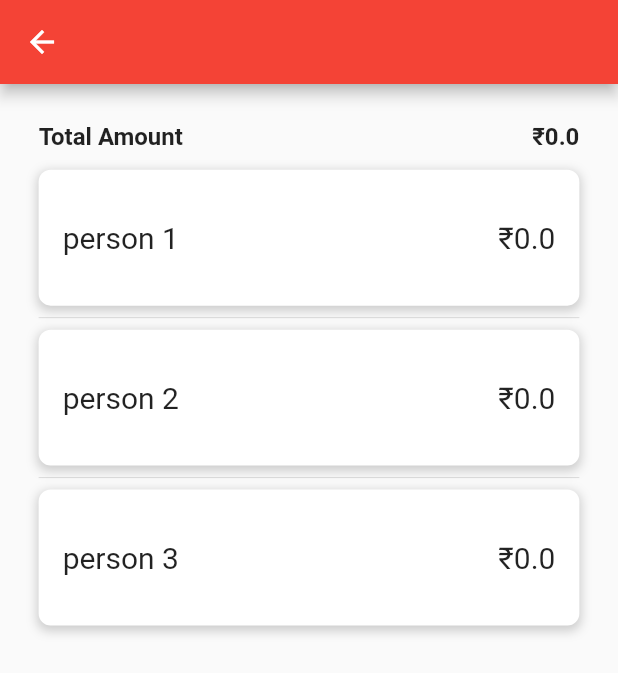
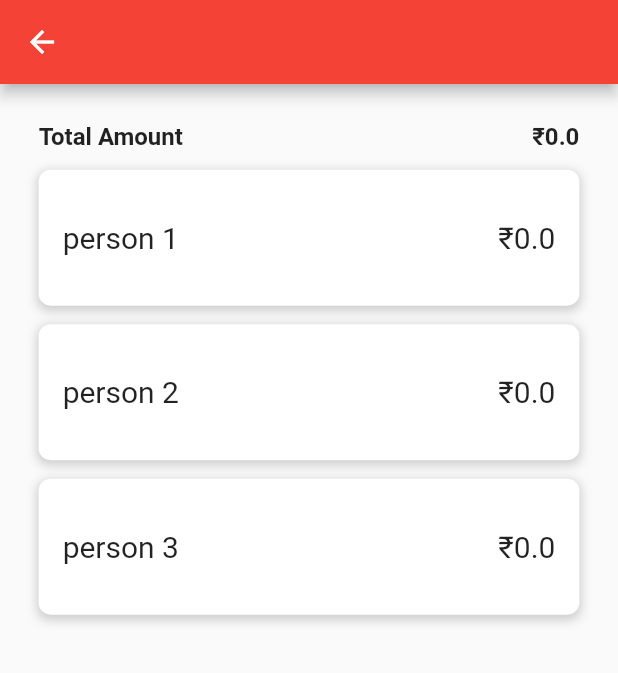
Before and after one commit to Athulprakash02/splitwise-app, a Flutter app: the ExpenseScreen screen opened directly with empty values, on a phone screen of 412 x 824 dp. Shown: the top 673 px of the screen. Run offline on Flutter 3.47's test engine with Material 2 defaults, Android fonts, the phone set to English and light mode, and no system bars; our stand-ins replace cloud_firestore, firebase_core; accounts and stored records are empty.

```diff
--- a/lib/functions/participants_function.dart
+++ b/lib/functions/participants_function.dart
@@ -1,5 +1,4 @@
 import 'package:cloud_firestore/cloud_firestore.dart';
-import 'package:splitwise_app/functions/group_functions.dart';
 import 'package:splitwise_app/model/participant_model.dart';
 
 FirebaseFirestore firestore = FirebaseFirestore.instance;
--- a/lib/screens/expense_screen.dart
+++ b/lib/screens/expense_screen.dart
@@ -9,88 +9,93 @@ class ExpenseScreen extends StatelessWidget {
     required this.group,
   });
   final Group group;
+
   // final int index;
-
-  // final TextEditingController _participantNameController =
-  //     TextEditingController();
-
-  // final List<ParticipantModel> list = [];
-  final List persons = ['one','two','three'];
-
   @override
   Widget build(BuildContext context) {
     Size size = MediaQuery.sizeOf(context);
 
     return Scaffold(
       appBar: AppBar(
-        title:  Text(group.groupName),
+        title: Text(group.groupName),
         centerTitle: true,
       ),
       body: FutureBuilder<List<Participants>>(
         future: fetchParticipantsFromFirebase(group.groupName),
         builder: (context, snapshot) {
           if (snapshot.connectionState == ConnectionState.waiting) {
-            return Center(
+            return const Center(
               child: CircularProgressIndicator(),
             );
           } else if (snapshot.hasError) {
-            return Center(
+            return const Center(
               child: Text('No users'),
             );
           } else {
-            List<Participants>? users = snapshot.data;
+            // List<Participants>? users = snapshot.data;
             return Padding(
               padding: EdgeInsets.all(size.width / 16),
               child: Column(
-
                 children: [
                   Row(
                     mainAxisAlignment: MainAxisAlignment.spaceBetween,
                     children: [
-                    Text('Total Amount',style: TextStyle(fontSize: 16,fontWeight: FontWeight.bold),),
-                    // Spacer(),
-                    Text('₹${group.amount}',style: TextStyle(fontSize: 16,fontWeight: FontWeight.bold)),
-                  ],),
-                  SizedBox(height: size.width*.03,),
+                      const Text(
+                        'Total Amount',
+                        style: TextStyle(
+                            fontSize: 16, fontWeight: FontWeight.bold),
+                      ),
+                      // Spacer(),
+                      Text('₹${group.amount}',
+                          style: const TextStyle(
+                              fontSize: 16, fontWeight: FontWeight.bold)),
+                    ],
+                  ),
+                  SizedBox(
+                    height: size.width * .03,
+                  ),
                   Expanded(
-                    child: ListView.separated(
-                        physics: const BouncingScrollPhysics(),
-                        itemBuilder: (context, index) {
-                          double value = group.amount / 3;
-                          String balanceAmount = value.toStringAsFixed(2);
-                          // final user = snapshot.data![index];
-                          // list.add(user);
-                          return Container(
-                            width: size.width,
-                            height: size.width * .22,
-                            decoration: BoxDecoration(
-                              color: Colors.white, // Container color
-                              borderRadius:
-                                  BorderRadius.circular(8.0), // Rounded corners
-                              boxShadow: [
-                                BoxShadow(
-                                  color: Colors.grey.withOpacity(0.5), // Shadow color
-                                  spreadRadius: 1, // Spread radius
-                                  blurRadius: 5, // Blur radius
-                                  offset: const Offset(
-                                      0, 2), // Offset in the x, y direction
-                                ),
-                              ],
+                    child: ListView(
+                      children: [
+                        Column(
+                          children: [
+                            SplitAmounts(
+                                size: size,
+                                amount: group.amountPersonOne.toString(),
+                                index: 1),
+                            SizedBox(
+                              height: size.width * .03,
                             ),
-                            child: Center(
-                                child: ListTile(
-                                    title: Text(
-                                      "person ${index + 1}",
-                                      style: const TextStyle(fontSize: 20),
-                                    ),
-                                    trailing: Text(
-                                      "₹${group.amountPersonOne}",
-                                      style: const TextStyle(fontSize: 20),
-                                    ))),
-                          );
-                        },
-                        separatorBuilder: (context, index) => const Divider(),
-                        itemCount: 3),
+                            SplitAmounts(
+                                size: size,
+                                amount: group.amountPersonTwo.toString(),
+                                index: 2),
+                            SizedBox(
+                              height: size.width * .03,
+                            ),
+                            SplitAmounts(
+                                size: size,
+                                amount: group.amountPersonThree.toString(),
+                                index: 3),
+                          ],
+                        )
+                      ],
+                    ),
+                    // child: ListView.separated(
+                    //     physics: const BouncingScrollPhysics(),
+                    //     itemBuilder: (context, index) {
+                    //       double value = group.amount / 3;
+                    //       String balanceAmount = value.toStringAsFixed(2);
+                    //       // final user = snapshot.data![index];
+                    //       // list.add(user);
+                    //       return SplitAmounts(
+                    //           size: size,
+
+                    //           amount: persons[index].toString(),
+                    //           index: index + 1);
+                    //     },
+                    //     separatorBuilder: (context, index) => const Divider(),
+                    //     itemCount: 3),
                   ),
                 ],
               ),
@@ -165,3 +170,47 @@ class ExpenseScreen extends StatelessWidget {
     );
   }
 }
+
+class SplitAmounts extends StatelessWidget {
+  const SplitAmounts({
+    super.key,
+    required this.size,
+    required this.amount,
+    required this.index,
+  });
+
+  final Size size;
+  // final List<double> persons;
+  final String amount;
+  final int index;
+
+  @override
+  Widget build(BuildContext context) {
+    return Container(
+      width: size.width,
+      height: size.width * .22,
+      decoration: BoxDecoration(
+        color: Colors.white, // Container color
+        borderRadius: BorderRadius.circular(8.0), // Rounded corners
+        boxShadow: [
+          BoxShadow(
+            color: Colors.grey.withOpacity(0.5), // Shadow color
+            spreadRadius: 1, // Spread radius
+            blurRadius: 5, // Blur radius
+            offset: const Offset(0, 2), // Offset in the x, y direction
+          ),
+        ],
+      ),
+      child: Center(
+          child: ListTile(
+              title: Text(
+                "person $index",
+                style: const TextStyle(fontSize: 20),
+              ),
+              trailing: Text(
+                "₹$amount",
+                style: const TextStyle(fontSize: 20),
+              ))),
+    );
+  }
+}
--- a/lib/screens/split_expense_screen.dart
+++ b/lib/screens/split_expense_screen.dart
@@ -1,7 +1,7 @@
 import 'package:flutter/material.dart';
 import 'package:splitwise_app/functions/group_functions.dart';
 import 'package:splitwise_app/model/group%20model/group_model.dart';
-import 'package:splitwise_app/screens/expense_screen.dart';
+import 'package:splitwise_app/screens/widgets/homescreen/home_screen.dart';
 import 'package:splitwise_app/screens/widgets/show_snackbar.dart';
 
 class SplitExpenseScreen extends StatefulWidget {
@@ -120,11 +120,11 @@ class _SplitExpenseScreenState extends State<SplitExpenseScreen> {
               for (int i = 0; i < 3; i++) {
                 print(_percentageControllers[i].text);
               }
-              // Navigator.of(context).pushAndRemoveUntil(
-              //     MaterialPageRoute(
-              //       builder: (context) => ExpenseScreen(),
-              //     ),
-              //     (route) => false);
+              Navigator.of(context).pushAndRemoveUntil(
+                  MaterialPageRoute(
+                    builder: (context) => HomeScreen(),
+                  ),
+                  (route) => false);
               // Navigator.of(context).pushReplacement(MaterialPageRoute(
               //   builder: (context) => ExpenseScreen(
 
--- a/lib/screens/widgets/homescreen/home_screen.dart
+++ b/lib/screens/widgets/homescreen/home_screen.dart
@@ -1,6 +1,4 @@
 import 'package:flutter/material.dart';
-import 'package:provider/provider.dart';
-import 'package:splitwise_app/controllers/group_controller.dart';
 import 'package:splitwise_app/functions/group_functions.dart';
 import 'package:splitwise_app/model/group%20model/group_model.dart';
 import 'package:splitwise_app/screens/expense_screen.dart';
@@ -11,7 +9,7 @@ class HomeScreen extends StatelessWidget {
   HomeScreen({super.key});
 
   final TextEditingController _groupNameController = TextEditingController();
-  final TextEditingController _amountController = TextEditingController();
+  // final TextEditingController _amountController = TextEditingController();
 
   @override
   Widget build(BuildContext context) {
```
